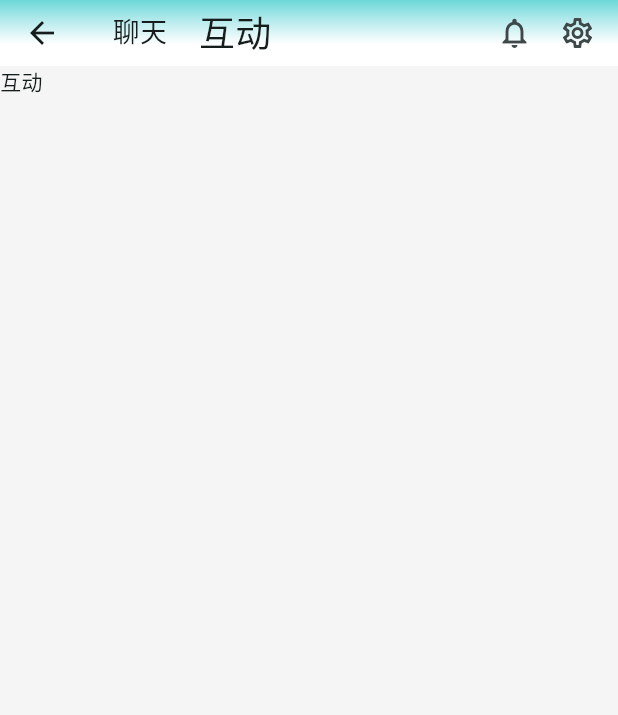
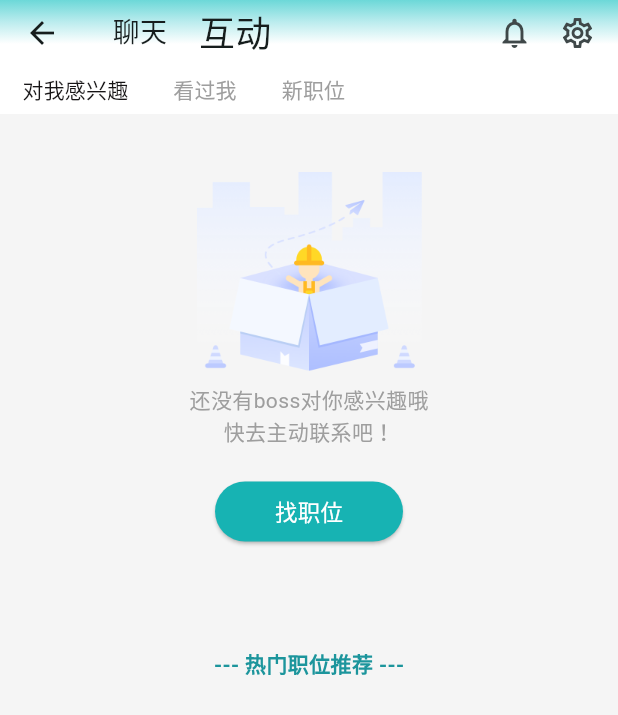
Before and after one commit to yangzeyanlove/boss_by_flutter, a Flutter app: the MessageIndexPage screen opened directly, tab 6 chosen, on a phone screen of 412 x 824 dp. Shown: the top 715 px of the screen. Run offline on Flutter 3.47's test engine with Material 3 defaults, Android fonts, the phone set to English and light mode, and no system bars; our stand-ins replace dio, get, video_player; network calls fail.

Commit message:
feat: 互动页面

```diff
--- a/lib/controller/chat_controller.dart
+++ b/lib/controller/chat_controller.dart
@@ -49,7 +49,7 @@ class MessageController extends GetxController {
 
   // 请求接口，获取数据
   Future<void> fetchData({bool isFresh = false}) async {
-    print('doing controller fetch data...');
+    print('doing ChatController fetch data...');
     isLoading.value = true;
 
     // 模拟延迟2s
--- /dev/null
+++ b/lib/controller/interaction_controller.dart
@@ -0,0 +1,41 @@
+import 'package:get/get.dart';
+import '../../common/http_request.dart';
+
+class InteractionController extends GetxController {
+  final _http = HttpRequest();
+  RxList<dynamic> listData = [].obs; // 列表数据
+  RxBool isLoading = false.obs; // 是否正在请求
+
+  // 不需要观察数据
+  List<String> tabs = ['对我感兴趣', '看过我', '新职位'];
+
+  @override
+  void onInit() {
+    super.onInit();
+    // 触发获取数据
+    fetchData();
+  }
+
+  // 请求接口，获取数据
+  Future<void> fetchData({bool isFresh = false}) async {
+    print('doing Interaction controller fetch data...');
+    isLoading.value = true;
+
+    // 模拟延迟2s
+    // await Future.delayed(const Duration(milliseconds: 300));
+
+    try {
+      Map<String, dynamic> responseData = await _http.get(
+          'https://result.eolink.com/1PU8uLH9435a64bcd63e35fcb4dd6948bff5e7ebb444977?uri=/job/new-list');
+      // 如果是刷新
+      if (isFresh) {
+        listData.value = responseData['zpData']['jobList'];
+      } else {
+        listData.addAll(responseData['zpData']['jobList']);
+      }
+      isLoading.value = false;
+    } catch (error) {
+      rethrow;
+    }
+  }
+}
--- a/lib/controller/job_list_controller.dart
+++ b/lib/controller/job_list_controller.dart
@@ -47,7 +47,7 @@ class JobListController extends GetxController {
 
   // 请求接口，获取数据
   Future<void> fetchData({bool isFresh = false}) async {
-    print('doing controller fetch data...');
+    print('doing job_list controller fetch data...');
     isLoading.value = true;
 
     // 模拟延迟2s
--- a/lib/views/job_pages/index.dart
+++ b/lib/views/job_pages/index.dart
@@ -1,6 +1,6 @@
 import 'package:flutter/material.dart';
 import '../../config.dart';
-import 'job_card.dart';
+import '../../widgets/job_card.dart';
 import 'dart:math' as math;
 import 'package:get/get.dart';
 import '../../controller/job_list_controller.dart';
--- a/lib/views/message_pages/index.dart
+++ b/lib/views/message_pages/index.dart
@@ -75,7 +75,7 @@ class _MessageIndexPageState extends State<MessageIndexPage>
         controller: _tabController,
         children: [
           Chat(),
-          const Interaction(),
+          Interaction(),
         ],
       ),
     );
--- a/lib/views/message_pages/interaction.dart
+++ b/lib/views/message_pages/interaction.dart
@@ -1,12 +1,123 @@
 import "package:flutter/material.dart";
+import 'package:get/get.dart';
+import '../../controller/interaction_controller.dart';
+import '../../widgets/job_card.dart';
+import '../../config.dart';
 
+// 互动页面
 class Interaction extends StatelessWidget {
-  const Interaction({super.key});
+  // 申明getx控制器，数据控制器
+  final InteractionController dataCtrl = Get.put(InteractionController());
+
+  Interaction({super.key});
+
+  // appBar的底部tab切换
+  TabBar _getTabBar() {
+    List<Widget> tabsList = [];
+
+    for (var i = 0; i < dataCtrl.tabs.length; i++) {
+      tabsList.add(Tab(
+        height: 30,
+        iconMargin: const EdgeInsets.all(0),
+        text: dataCtrl.tabs[i],
+      ));
+    }
+
+    return TabBar(
+      tabs: tabsList,
+      isScrollable: true, // 是否滚动
+      dividerHeight: 0,
+      tabAlignment: TabAlignment.start, // 从左侧开始对齐
+      labelPadding: const EdgeInsets.fromLTRB(15, 0, 15, 0),
+      padding: const EdgeInsets.all(0), // tab容器，左右填充
+      physics: const BouncingScrollPhysics(), // 横向滑动回弹效果
+      indicator: const BoxDecoration(),
+      labelColor: const Color(0xff171516),
+      unselectedLabelColor: Colors.grey,
+    );
+  }
+
+  List<Widget> _getTabBarViewList() {
+    List<Widget> list = [];
+    List<Widget> cardList = [];
+    List<Widget> others = [];
+
+    for (var i = 0; i < dataCtrl.listData.length; i++) {
+      cardList.add(JobCard(params: dataCtrl.listData[i]));
+    }
+
+    for (var i = 0; i < dataCtrl.tabs.length; i++) {
+      // 如果是第一个，对我感兴趣
+      if (i == 0) {
+        others.add(Column(
+          children: [
+            const SizedBox(height: 20),
+            const Image(
+              width: 150,
+              height: 150,
+              image: AssetImage('assets/images/icon-empty.png'),
+            ),
+            const Text('还没有boss对你感兴趣哦', style: TextStyle(color: Colors.grey)),
+            const Text('快去主动联系吧！', style: TextStyle(color: Colors.grey)),
+            const SizedBox(height: 20),
+            ElevatedButton(
+              onPressed: () {
+                // 按钮点击时执行的操作
+              },
+              style: ElevatedButton.styleFrom(
+                padding:
+                    const EdgeInsets.symmetric(vertical: 0, horizontal: 40),
+                backgroundColor: const Color(0xff17B3B3), // 设置背景颜色
+                shape: RoundedRectangleBorder(
+                  borderRadius: BorderRadius.circular(30.0),
+                ), // 设置圆角
+              ),
+              child: const Text(
+                '找职位',
+                style: TextStyle(color: Colors.white, fontSize: 15),
+              ),
+            ),
+            const SizedBox(height: 60),
+          ],
+        ));
+        others.add(const Center(
+          child: Text(
+            '--- 热门职位推荐 ---',
+            style: TextStyle(
+              color: Config.primaryColor,
+              fontWeight: FontWeight.bold,
+              // fontSize: 14,
+              height: 2.4,
+            ),
+          ),
+        ));
+      } else {
+        others.clear();
+      }
+
+      list.add(ListView(padding: const EdgeInsets.all(10), children: [
+        ...others,
+        ...cardList,
+      ]));
+    }
+    return list;
+  }
 
   @override
   Widget build(BuildContext context) {
-    return Container(
-      child: Text('互动'),
+    return DefaultTabController(
+      length: dataCtrl.tabs.length,
+      child: Scaffold(
+        backgroundColor: Colors.white,
+        appBar: _getTabBar(),
+        body: Container(
+          color: const Color(0xffF5F5F5),
+          child: TabBarView(
+            // controller: _tabController,
+            children: _getTabBarViewList(),
+          ),
+        ),
+      ),
     );
   }
 }
--- a/lib/views/job_pages/job_card.dart
+++ b/lib/widgets/job_card.dart
@@ -1,7 +1,7 @@
 import 'package:flutter/material.dart';
-import '../../config.dart';
-import 'job_detail.dart';
-import '../../widgets/label.dart';
+import '../config.dart';
+import '../views/job_pages/job_detail.dart';
+import 'label.dart';
 
 /// 职位信息展示，卡片样式
 class JobCard extends StatelessWidget {
```
Also changed, not shown: assets/images/icon-empty.png (added).
